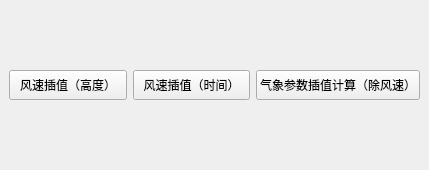
Before: the Qt Designer form ui/MainWindow.ui in Cat7102/WRF_post_processing, drawn with Qt 5.
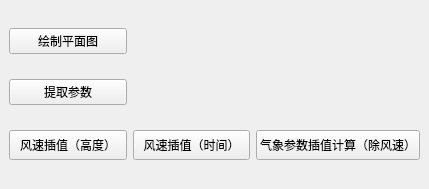
After: the same form once the commit is applied.

```diff
--- a/ui/MainWindow.ui
+++ b/ui/MainWindow.ui
@@ -7,7 +7,7 @@
     <x>0</x>
     <y>0</y>
     <width>429</width>
-    <height>170</height>
+    <height>189</height>
    </rect>
   </property>
   <property name="windowTitle">
@@ -15,7 +15,7 @@
   </property>
   <widget class="QWidget" name="centralwidget">
    <layout class="QGridLayout" name="gridLayout">
-    <item row="0" column="0">
+    <item row="2" column="0">
      <widget class="QPushButton" name="pushButton">
       <property name="minimumSize">
        <size>
@@ -28,20 +28,7 @@
       </property>
      </widget>
     </item>
-    <item row="0" column="1">
-     <widget class="QPushButton" name="pushButton_2">
-      <property name="minimumSize">
-       <size>
-        <width>0</width>
-        <height>30</height>
-       </size>
-      </property>
-      <property name="text">
-       <string>风速插值（时间）</string>
-      </property>
-     </widget>
-    </item>
-    <item row="0" column="2">
+    <item row="2" column="2">
      <widget class="QPushButton" name="pushButton_3">
       <property name="minimumSize">
        <size>
@@ -54,6 +41,33 @@
       </property>
      </widget>
     </item>
+    <item row="2" column="1">
+     <widget class="QPushButton" name="pushButton_2">
+      <property name="minimumSize">
+       <size>
+        <width>0</width>
+        <height>30</height>
+       </size>
+      </property>
+      <property name="text">
+       <string>风速插值（时间）</string>
+      </property>
+     </widget>
+    </item>
+    <item row="0" column="0">
+     <widget class="QPushButton" name="pushButton_4">
+      <property name="text">
+       <string>绘制平面图</string>
+      </property>
+     </widget>
+    </item>
+    <item row="1" column="0">
+     <widget class="QPushButton" name="pushButton_5">
+      <property name="text">
+       <string>提取参数</string>
+      </property>
+     </widget>
+    </item>
    </layout>
   </widget>
  </widget>
```
